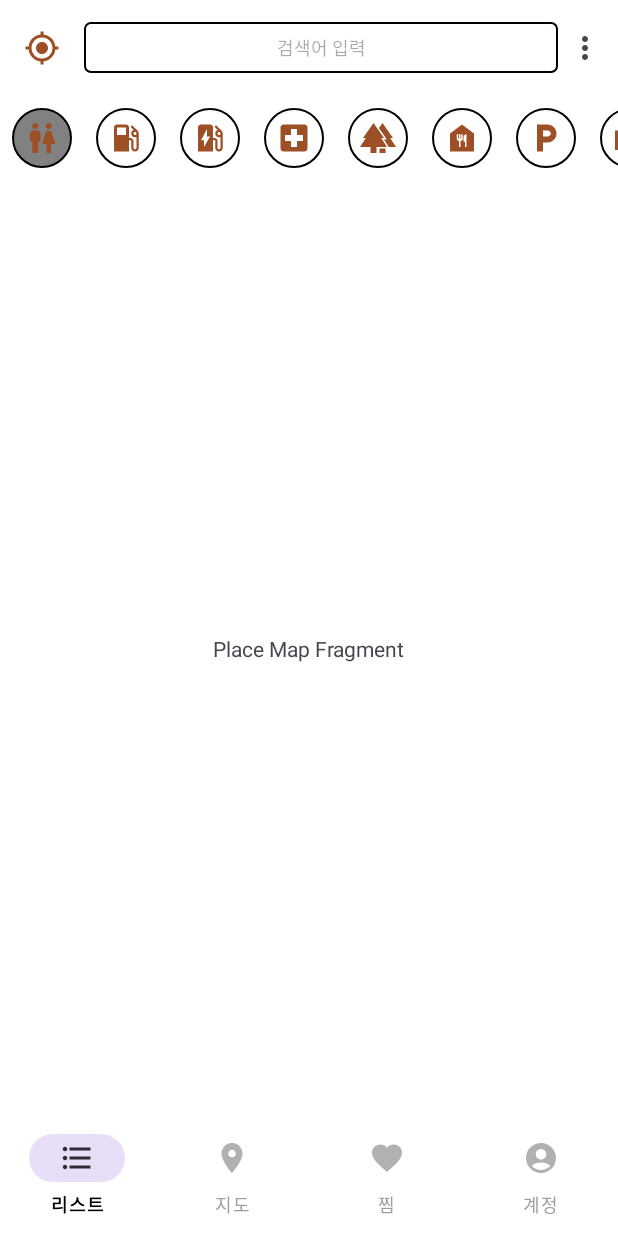
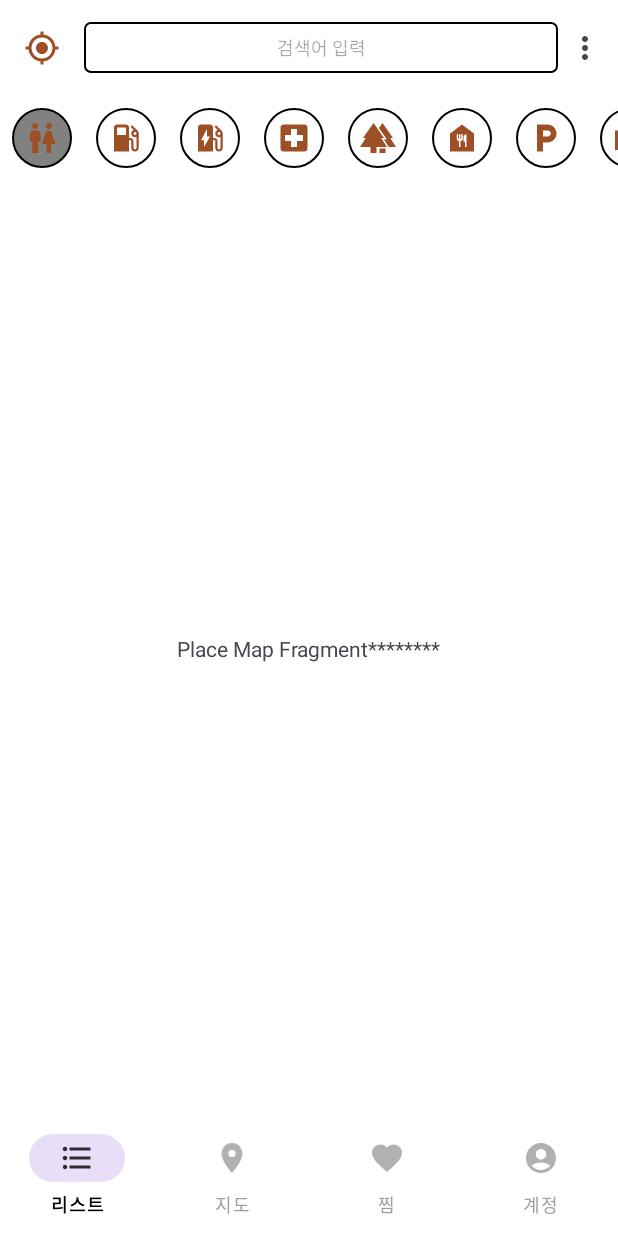
Before and after one commit to jjumjn/Project, an Android app: the fragment PlaceMapFragment placed in its activity, on a phone screen of 412 x 824 dp. Run offline under Robolectric (Android 15) with nearby library versions, the phone set to English and light mode, and no system bars.

Commit message:
맵프레그먼트 수정

```diff
--- a/TPKakaoLocalSearchApp/app/src/main/res/layout/fragment_place_map.xml
+++ b/TPKakaoLocalSearchApp/app/src/main/res/layout/fragment_place_map.xml
@@ -7,7 +7,7 @@
     <TextView
         android:layout_width="wrap_content"
         android:layout_height="wrap_content"
-        android:text="Place Map Fragment"
+        android:text="Place Map Fragment********"
         app:layout_constraintTop_toTopOf="parent"
         app:layout_constraintBottom_toBottomOf="parent"
         app:layout_constraintLeft_toLeftOf="parent"
```
